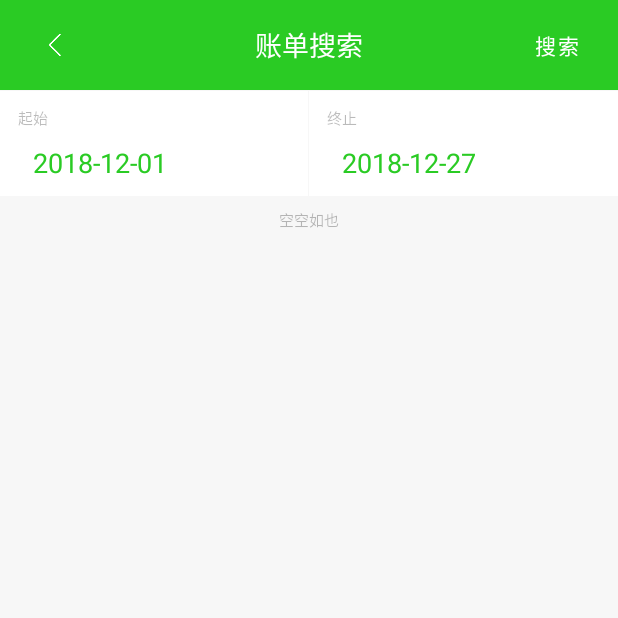
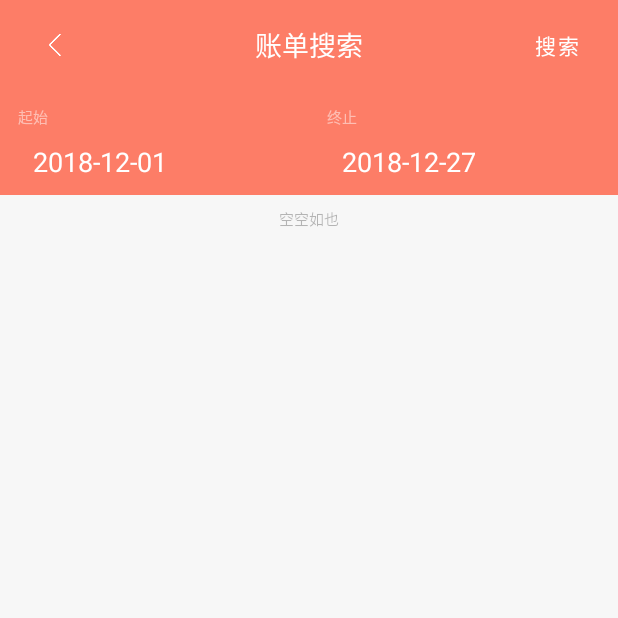
Before and after one commit to hudawei996/dreamer, an Android app: the FinanceSearchActivity screen opened directly, with no data from a screen before it, on a phone screen of 412 x 824 dp, the top half of it. Run offline under Robolectric (Android 15) with nearby library versions, the phone set to English and light mode, and no system bars; our stand-ins replace RxJava; libraries missing offline, so code that uses them is left out: com.bigkoo.pickerview; Roboto replaces fonts that are not available here; 1 statement that could not run was skipped.

Commit message:
记账完善完毕

```diff
--- a/app/src/main/java/com/zhangwenshuan/dreamer/Util/NetUtils.kt
+++ b/app/src/main/java/com/zhangwenshuan/dreamer/Util/NetUtils.kt
@@ -15,7 +15,7 @@ import java.util.concurrent.TimeUnit
 
 const val PROD_URL = "https://www.zhangwenshuan.com/dreamer/"
 
-const val DEV_URL = "http://192.168.1.103:8080/"
+const val DEV_URL = "http://192.168.1.107:8080/"
 
 const val DEBUG = true
 
--- a/app/src/main/java/com/zhangwenshuan/dreamer/activity/FinanceDetailActivity.kt
+++ b/app/src/main/java/com/zhangwenshuan/dreamer/activity/FinanceDetailActivity.kt
@@ -25,7 +25,7 @@ const val BANK_DETAIL = 6
 
 var decimalFormat = DecimalFormat("#,##0.00")
 
-class FinanceDetailActivity : BaseActivity() {
+class FinanceDetailActivity : FinanceBaseActivity() {
 
     var state: Int = TODAY_INCOME_DETAIL
 
@@ -38,6 +38,8 @@ class FinanceDetailActivity : BaseActivity() {
     }
 
     override fun preInitData() {
+        super.preInitData()
+
         state = intent.getIntExtra("state", TODAY_INCOME_DETAIL)
 
         list = mutableListOf()
@@ -145,7 +147,7 @@ class FinanceDetailActivity : BaseActivity() {
             tvNoFinance.visibility = View.VISIBLE
         } else {
 
-            if (state== BANK_DETAIL){
+            if (state == BANK_DETAIL) {
                 return
             }
 
--- a/app/src/main/java/com/zhangwenshuan/dreamer/activity/FinanceSearchActivity.kt
+++ b/app/src/main/java/com/zhangwenshuan/dreamer/activity/FinanceSearchActivity.kt
@@ -19,7 +19,7 @@ import org.jetbrains.anko.toast
 import java.util.*
 
 
-class FinanceSearchActivity : BaseActivity() {
+class FinanceSearchActivity : FinanceBaseActivity() {
 
     var list = mutableListOf<DayBill>()
 
@@ -40,6 +40,7 @@ class FinanceSearchActivity : BaseActivity() {
     }
 
     override fun preInitData() {
+        super.preInitData()
         adapter = FinanceSearchAdapter(this, list)
 
 
@@ -118,6 +119,7 @@ class FinanceSearchActivity : BaseActivity() {
             NetUtils.getApiInstance().getFinanceBySearch(BaseApplication.userId, beginDate, stopDate),
             Consumer {
                 if (it.code == 200) {
+
                     list.clear()
 
 
@@ -156,9 +158,9 @@ class FinanceSearchActivity : BaseActivity() {
             .setRangDate(startCalendar, stopCalendar)
             .setDate(stopCalendar)
             .setType(arrays.toBooleanArray())
-            .setSubmitColor(resources.getColor(R.color.colorPrimary))//确定按钮文字颜色
-            .setCancelColor(resources.getColor(R.color.colorPrimary))//取消按钮文字颜色
-            .setTextColorCenter(resources.getColor(R.color.colorPrimary))
+            .setSubmitColor(resources.getColor(R.color.finance_base_color))//确定按钮文字颜色
+            .setCancelColor(resources.getColor(R.color.finance_base_color))//取消按钮文字颜色
+            .setTextColorCenter(resources.getColor(R.color.finance_base_color))
             .build()
 
         pvTime.show()
@@ -194,6 +196,8 @@ class FinanceSearchActivity : BaseActivity() {
                 }
             }
 
+            dayBills.sortByDescending { it.date }
+
             return dayBills
         }
 
--- a/app/src/main/res/drawable/bank_card_background.xml
+++ b/app/src/main/res/drawable/bank_card_background.xml
@@ -3,5 +3,5 @@
     <corners android:radius="10dp"></corners>
 
 
-    <solid android:color="@color/colorPrimary"/>
+    <solid android:color="@color/finance_base_color"/>
 </shape>
--- a/app/src/main/res/layout/activity_bank_account.xml
+++ b/app/src/main/res/layout/activity_bank_account.xml
@@ -7,7 +7,6 @@
     <include layout="@layout/layout_title_bar"/>
 
     <ListView
-            android:layout_marginTop="10dp"
             android:id="@+id/lvBankAccount"
             android:divider="@null"
             android:layout_width="match_parent"
--- a/app/src/main/res/layout/activity_bank_card_add.xml
+++ b/app/src/main/res/layout/activity_bank_card_add.xml
@@ -43,7 +43,7 @@
                     android:layout_marginLeft="100dp"
                     android:layout_marginRight="100dp"
                     android:background="@drawable/bank_card_background"
-                    android:text="微信支付"
+                    android:text="微信"
                     android:gravity="center"
                     android:textColor="@color/colorWhite"
                     android:textSize="16sp"
@@ -172,7 +172,7 @@
                 android:layout_alignParentStart="true"
                 android:layout_alignRight="@+id/vLine"
                 android:gravity="center"
-                android:textColor="@color/colorPrimary"
+                android:textColor="@color/finance_base_color"
                 android:layout_width="wrap_content"
                 android:layout_height="match_parent"/>
 
@@ -182,7 +182,7 @@
                 android:layout_alignParentRight="true"
                 android:layout_alignStart="@+id/vLine"
                 android:gravity="center"
-                android:textColor="@color/colorPrimary"
+                android:textColor="@color/finance_base_color"
                 android:layout_width="wrap_content"
                 android:layout_height="match_parent"/>
     </RelativeLayout>
--- a/app/src/main/res/layout/activity_finance_search.xml
+++ b/app/src/main/res/layout/activity_finance_search.xml
@@ -8,7 +8,6 @@
     <include layout="@layout/layout_title_bar"/>
 
     <android.support.v7.widget.RecyclerView
-            android:layout_marginTop="0.5dp"
             android:id="@+id/rvFinanceSearch"
             android:layout_width="match_parent"
             android:layout_height="match_parent"/>
--- a/app/src/main/res/layout/item_finance_search_header.xml
+++ b/app/src/main/res/layout/item_finance_search_header.xml
@@ -2,17 +2,17 @@
 <LinearLayout xmlns:android="http://schemas.android.com/apk/res/android"
               android:layout_width="match_parent"
               android:orientation="horizontal"
+              android:background="@color/finance_base_color"
               android:layout_height="wrap_content">
     <LinearLayout
             android:id="@+id/llBeginTime"
             android:orientation="vertical"
             android:layout_weight="1"
-            android:background="@color/colorWhite"
             android:layout_width="0dp" android:layout_height="wrap_content">
         <TextView
                 android:text="起始"
                 android:textSize="10sp"
-                android:textColor="@color/colorBase"
+                android:textColor="@color/colorWhite2"
                 android:gravity="center_vertical"
                 android:layout_marginLeft="2dp"
                 android:padding="10dp"
@@ -24,7 +24,7 @@
                 android:textSize="18sp"
                 android:paddingLeft="20dp"
                 android:paddingBottom="10dp"
-                android:textColor="@color/colorPrimary"
+                android:textColor="@color/colorWhite"
                 android:gravity="center"
                 android:layout_marginLeft="2dp"
                 android:layout_width="wrap_content"
@@ -34,7 +34,6 @@
 
     <LinearLayout
             android:id="@+id/llStopTime"
-            android:background="@color/colorWhite"
             android:layout_marginLeft="0.05dp"
             android:orientation="vertical"
             android:layout_weight="1"
@@ -42,7 +41,7 @@
         <TextView
                 android:text="终止"
                 android:textSize="10sp"
-                android:textColor="@color/colorBase"
+                android:textColor="@color/colorWhite2"
                 android:gravity="center_vertical"
                 android:layout_marginLeft="2dp"
                 android:padding="10dp"
@@ -54,7 +53,7 @@
                 android:textSize="18sp"
                 android:paddingLeft="20dp"
                 android:paddingBottom="10dp"
-                android:textColor="@color/colorPrimary"
+                android:textColor="@color/colorWhite"
                 android:gravity="center"
                 android:layout_marginLeft="2dp"
                 android:layout_width="wrap_content"
--- a/app/src/main/res/layout/item_finance_today.xml
+++ b/app/src/main/res/layout/item_finance_today.xml
@@ -23,6 +23,7 @@
               android:textColor="@color/colorBase"
               android:id="@+id/tvFinanceTodayTime"
               android:maxLines="1"
+              android:layout_toLeftOf="@id/tvFinanceTodayAccount"
               android:ellipsize="end"
               android:layout_height="wrap_content"/>
 
--- a/app/src/main/res/values/colors.xml
+++ b/app/src/main/res/values/colors.xml
@@ -2,7 +2,7 @@
 <resources>
     <color name="colorPrimary">#2acb24</color>
 
-    <color name="colorPrimaryDark">#30c329</color>
+    <color name="colorPrimaryDark">#2acb24</color>
 
     <color name="colorAccent">@color/colorGreen</color>
 
```
Also changed, not shown: app/src/main/java/com/zhangwenshuan/dreamer/activity/BankAccountActivity.kt (+18 -5 lines), app/src/main/java/com/zhangwenshuan/dreamer/activity/BankAccountUpdateActivity.kt (+6 -2 lines), app/src/main/java/com/zhangwenshuan/dreamer/activity/BankCardAddActivity.kt (+13 -5 lines), app/src/main/java/com/zhangwenshuan/dreamer/activity/FinanceSynopsisActivity.kt (+13 -0 lines), app/src/main/java/com/zhangwenshuan/dreamer/adapter/FinanceDetailAdapter.kt (+7 -6 lines), app/src/main/res/layout/item_account_list.xml (+11 -7 lines), app/src/main/res/layout/item_finance_detail.xml (+19 -18 lines).
